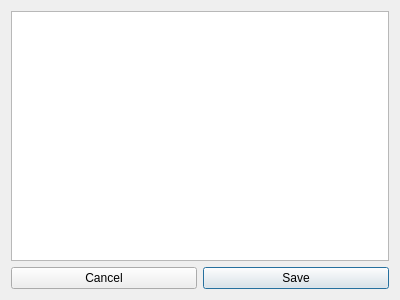
Above: Helix/GUI/fileview.ui from evertheylen/TA_TO before the change. Below: the same form after it.
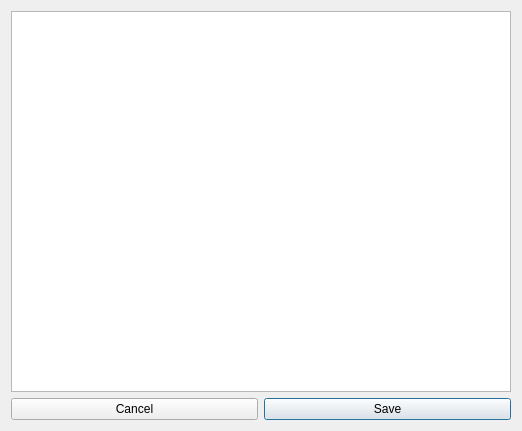
That is the form after the change.

```diff
--- a/Helix/GUI/fileview.ui
+++ b/Helix/GUI/fileview.ui
@@ -6,8 +6,8 @@
    <rect>
     <x>0</x>
     <y>0</y>
-    <width>400</width>
-    <height>300</height>
+    <width>522</width>
+    <height>431</height>
    </rect>
   </property>
   <property name="windowTitle">
```
Left out of the diff: 20 changed lines with no effect on the pictures.
